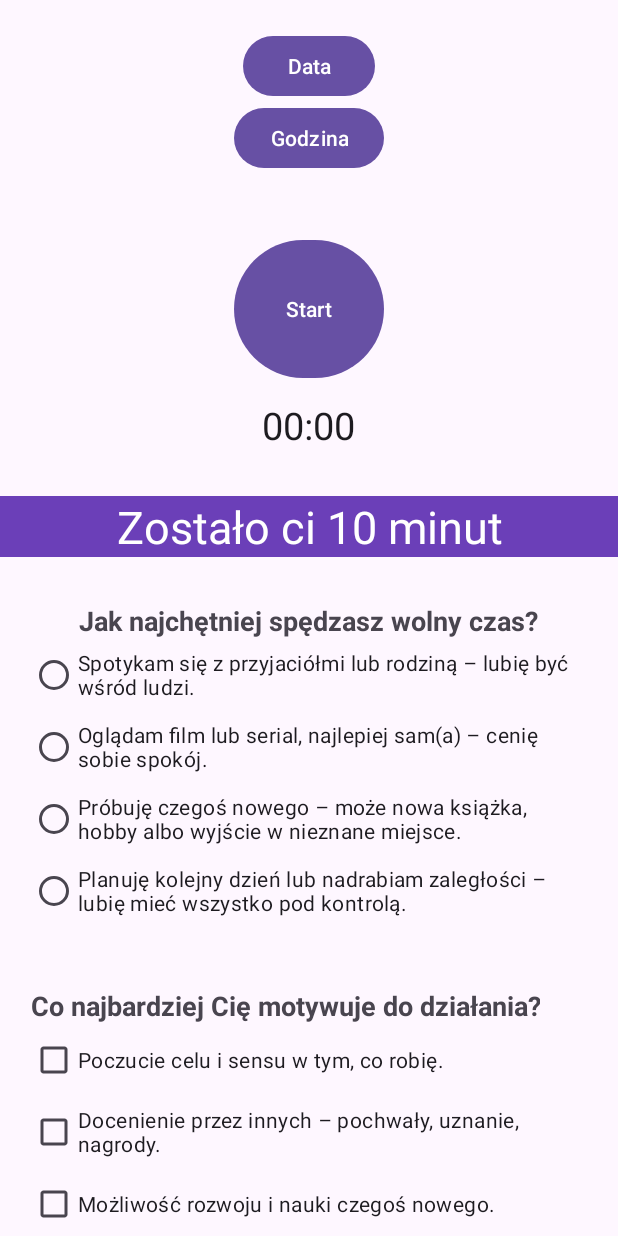
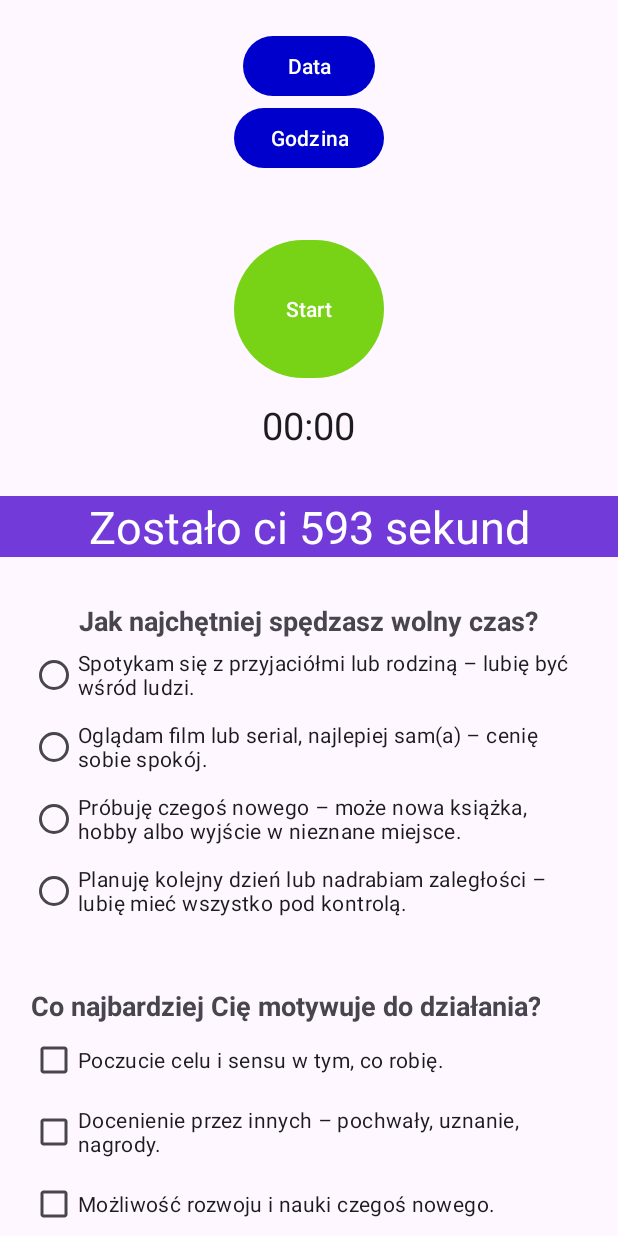
Before and after one commit to Turas39/PersonalityQuiz, an Android app: the screen it shows after launch (MainActivity), on a phone screen of 412 x 824 dp. Run offline under Robolectric (Android 15) with nearby library versions, the light colour scheme and no system bars.

Commit message:
aktualizacja - zmiana kolorow dodanie wiecej funkcjonalnosci

```diff
--- a/app/src/main/java/com/example/personalityquiz/MainActivity.kt
+++ b/app/src/main/java/com/example/personalityquiz/MainActivity.kt
@@ -2,13 +2,19 @@ package com.example.personalityquiz
 
 import android.app.DatePickerDialog
 import android.app.TimePickerDialog
+import android.graphics.Color
 import android.icu.util.Calendar
 import android.os.Bundle
+import android.os.CountDownTimer
 import android.os.SystemClock
+import android.view.View
+import android.widget.AdapterView
 import android.widget.Button
 import android.widget.Chronometer
+import android.widget.Spinner
 import android.widget.TextView
 import android.widget.TimePicker
+import android.widget.ArrayAdapter
 import androidx.activity.enableEdgeToEdge
 import androidx.appcompat.app.AppCompatActivity
 import androidx.core.view.ViewCompat
@@ -18,7 +24,7 @@ class MainActivity : AppCompatActivity() {
     private lateinit var chronometer: Chronometer
     private lateinit var button_start : Button
     private var running = false
-    private lateinit var text1 : TextView
+    private lateinit var text_timer : TextView
 
 
     override fun onCreate(savedInstanceState: Bundle?) {
@@ -33,6 +39,9 @@ class MainActivity : AppCompatActivity() {
 
         val button_date = findViewById<Button>(R.id.button_date)
         val button_time = findViewById<Button>(R.id.button_time)
+
+        button_date.setBackgroundColor(Color.parseColor("#0000CD"))
+        button_time.setBackgroundColor(Color.parseColor("#0000CD"))
 
         button_date.setOnClickListener {
             val calendar = Calendar.getInstance()
@@ -67,5 +76,59 @@ class MainActivity : AppCompatActivity() {
             }
         }
 
+        button_start.setBackgroundColor(Color.parseColor("#78D317"))
+
+        text_timer = findViewById(R.id.text_timer)
+
+        val countDownTimer: CountDownTimer = object : CountDownTimer(600000, 1000) {
+            override fun onTick(millisUntilFinished: Long) {
+                val secondsLeft = millisUntilFinished / 1000 + 1
+                text_timer.text = "Zostało ci $secondsLeft sekund"
+            }
+
+            override fun onFinish() {
+                SummaryActivity()
+            }
+        }
+        countDownTimer.start()
+
+        val spinner = findViewById<Spinner>(R.id.spinner_pozdro)
+        val decyzje = arrayOf("Kieruję się intuicją – czuję, że tak będzie dobrze",
+                                "Analizuję fakty, dane, plusy i minusy",
+                                "Konsultuję się z innymi, zanim zdecyduję",
+                                "Zazwyczaj odkładam decyzje, dopóki nie muszę ich podjąć",
+                                "Działam spontanicznie, bez dłuższego zastanowienia")
+
+        val adapter = ArrayAdapter( this,
+                                    android.R.layout.simple_list_item_1,
+                                    decyzje
+        )
+
+        adapter.setDropDownViewResource(android.R.layout.simple_spinner_dropdown_item)
+        spinner.adapter = adapter
+
+        spinner.onItemSelectedListener = object : AdapterView.OnItemSelectedListener{
+            override fun onItemSelected(
+                parent: AdapterView<*>?,
+                view: View?,
+                position: Int,
+                id: Long
+            ) {
+                val selectedDecyzje = decyzje[position]
+            }
+
+            override fun onNothingSelected(parent: AdapterView<*>?) {
+                TODO("Not yet implemented")
+            }
+
+        }
+
+        val button_zakoncz = findViewById<Button>(R.id.button_zakoncz)
+        button_zakoncz.setOnClickListener {
+            SummaryActivity()
+        }
+
+        button_zakoncz.setBackgroundColor(Color.parseColor("#FF0000"))
+
     }
 }
--- /dev/null
+++ b/app/src/main/java/com/example/personalityquiz/SummaryActivity.kt
@@ -0,0 +1,4 @@
+package com.example.personalityquiz
+
+class SummaryActivity {
+}
--- a/app/src/main/res/layout/activity_main.xml
+++ b/app/src/main/res/layout/activity_main.xml
@@ -53,6 +53,7 @@
                 android:layout_width="100dp"
                 android:layout_height="100dp"
                 android:text="Start"
+
                 />
 
             <Chronometer
@@ -65,14 +66,14 @@
         </LinearLayout>
 
         <TextView
-            android:id="@+id/text1"
+            android:id="@+id/text_timer"
             android:layout_width="match_parent"
             android:layout_height="wrap_content"
-            android:text="Zostało ci 10 minut"
+            android:text="Zostało ci 600 sekund"
             android:textSize="30dp"
             android:gravity="center"
             android:layout_marginBottom="10dp"
-            android:background="#6B3FB8"
+            android:background="#723BD9"
             android:textColor="@color/white"/>
 
         <LinearLayout
@@ -215,10 +216,11 @@
             android:text="Jak zazwyczaj podejmujesz decyzje?"
             android:textSize="18dp"
             android:gravity="center"
-            android:textStyle="bold"/>
+            android:textStyle="bold"
+            android:layout_marginBottom="20dp"/>
 
         <Spinner
-            android:id="@+id/spinner"
+            android:id="@+id/spinner_pozdro"
             android:layout_width="wrap_content"
             android:layout_height="wrap_content"
             android:layout_gravity="center"/>
--- /dev/null
+++ b/app/src/main/res/layout/activity_summary.xml
@@ -0,0 +1,6 @@
+<?xml version="1.0" encoding="utf-8"?>
+<androidx.constraintlayout.widget.ConstraintLayout xmlns:android="http://schemas.android.com/apk/res/android"
+    android:layout_width="match_parent"
+    android:layout_height="match_parent">
+
+</androidx.constraintlayout.widget.ConstraintLayout>
```
